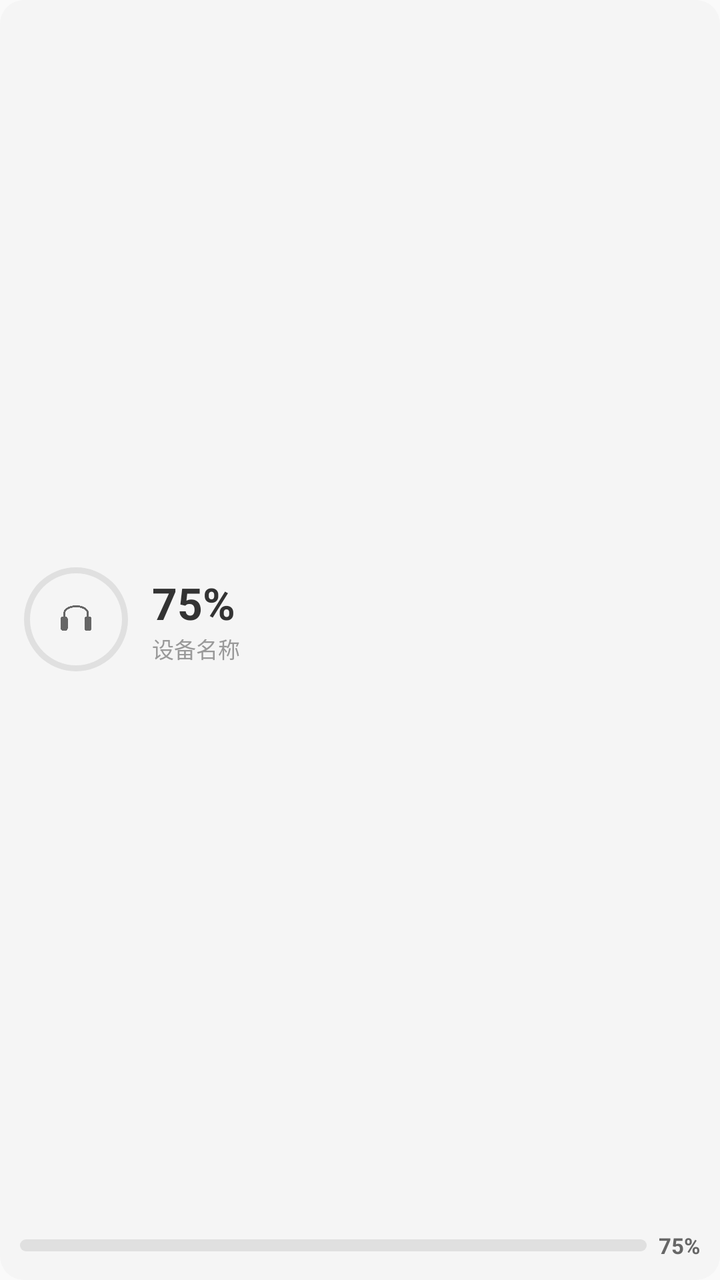
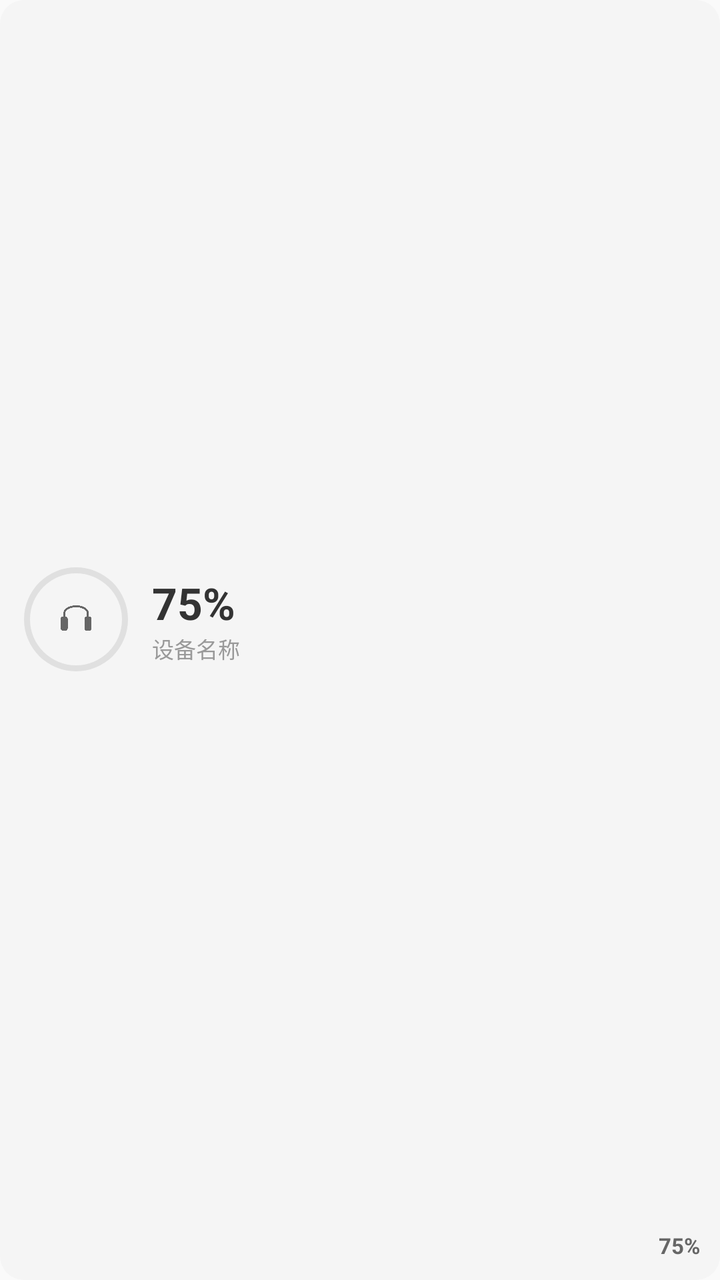

Before-and-after screenshots of an Android layout around one commit, followed by the original layout XML and the change that was made.
<!-- AndroidManifest.xml: application theme Theme.BluetoothBattery -->
<!-- res/layout/widget_2x2_single.xml -->
<?xml version="1.0" encoding="utf-8"?>
<LinearLayout xmlns:android="http://schemas.android.com/apk/res/android"
    android:id="@+id/widget_2x2_single_root"
    android:layout_width="match_parent"
    android:layout_height="match_parent"
    android:orientation="vertical"
    android:padding="10dp"
    android:background="@drawable/widget_card_bg"
    android:gravity="center">

    
    <LinearLayout
        android:layout_width="match_parent"
        android:layout_height="0dp"
        android:layout_weight="1"
        android:orientation="horizontal"
        android:gravity="center_vertical">

        <FrameLayout
            android:layout_width="56dp"
            android:layout_height="56dp"
            android:layout_marginEnd="10dp">

            <ImageView
                android:id="@+id/widget_ring_bg"
                android:layout_width="56dp"
                android:layout_height="56dp"
                android:src="@drawable/widget_ring_battery_unknown" />

            <ImageView
                android:id="@+id/widget_ring_icon"
                android:layout_width="28dp"
                android:layout_height="28dp"
                android:layout_gravity="center"
                android:src="@drawable/ic_device_headphone" />
        </FrameLayout>

        <LinearLayout
            android:layout_width="wrap_content"
            android:layout_height="wrap_content"
            android:orientation="vertical">

            <TextView
                android:id="@+id/widget_ring_battery_pct"
                android:layout_width="wrap_content"
                android:layout_height="wrap_content"
                android:text="75%"
                android:textSize="22sp"
                android:textColor="#333333"
                android:textStyle="bold" />

            <TextView
                android:id="@+id/widget_ring_device_name"
                android:layout_width="wrap_content"
                android:layout_height="wrap_content"
                android:text="设备名称"
                android:textSize="11sp"
                android:textColor="#999999"
                android:ellipsize="end"
                android:maxLines="2" />
        </LinearLayout>
    </LinearLayout>

    
    <LinearLayout
        android:layout_width="match_parent"
        android:layout_height="wrap_content"
        android:orientation="horizontal"
        android:gravity="center_vertical"
        android:layout_marginTop="6dp">

        <ProgressBar
            android:id="@+id/widget_fallback_bar"
            style="@android:style/Widget.ProgressBar.Horizontal"
            android:layout_width="0dp"
            android:layout_height="6dp"
            android:layout_weight="1"
            android:max="100"
            android:progressDrawable="@drawable/widget_battery_progress" />

        <TextView
            android:id="@+id/widget_fallback_pct"
            android:layout_width="wrap_content"
            android:layout_height="wrap_content"
            android:text="75%"
            android:textSize="11sp"
            android:textColor="#666666"
            android:textStyle="bold"
            android:layout_marginStart="6dp" />
    </LinearLayout>

    
    <LinearLayout
        android:id="@+id/widget_sub_batteries"
        android:layout_width="match_parent"
        android:layout_height="wrap_content"
        android:orientation="vertical"
        android:layout_marginTop="4dp"
        android:visibility="gone">

        <LinearLayout
            android:id="@+id/widget_left_ear_row"
            android:layout_width="match_parent"
            android:layout_height="wrap_content"
            android:orientation="horizontal"
            android:gravity="center_vertical"
            android:visibility="gone">

            <TextView
                android:layout_width="20dp"
                android:layout_height="wrap_content"
                android:text="L"
                android:textSize="10sp"
                android:textColor="#888888" />

            <ProgressBar
                android:id="@+id/widget_left_ear_bar"
                style="@android:style/Widget.ProgressBar.Horizontal"
                android:layout_width="0dp"
                android:layout_height="5dp"
                android:layout_weight="1"
                android:max="100"
                android:progressDrawable="@drawable/widget_battery_progress_small" />

            <TextView
                android:id="@+id/widget_left_ear_pct"
                android:layout_width="28dp"
                android:layout_height="wrap_content"
                android:text="80%"
                android:textSize="10sp"
                android:textColor="#666666"
                android:gravity="end" />
        </LinearLayout>

        <LinearLayout
            android:id="@+id/widget_right_ear_row"
            android:layout_width="match_parent"
            android:layout_height="wrap_content"
            android:orientation="horizontal"
            android:gravity="center_vertical"
            android:visibility="gone">

            <TextView
                android:layout_width="20dp"
                android:layout_height="wrap_content"
                android:text="R"
                android:textSize="10sp"
                android:textColor="#888888" />

            <ProgressBar
                android:id="@+id/widget_right_ear_bar"
                style="@android:style/Widget.ProgressBar.Horizontal"
                android:layout_width="0dp"
                android:layout_height="5dp"
                android:layout_weight="1"
                android:max="100"
                android:progressDrawable="@drawable/widget_battery_progress_small" />

            <TextView
                android:id="@+id/widget_right_ear_pct"
                android:layout_width="28dp"
                android:layout_height="wrap_content"
                android:text="80%"
                android:textSize="10sp"
                android:textColor="#666666"
                android:gravity="end" />
        </LinearLayout>

        <LinearLayout
            android:id="@+id/widget_case_row"
            android:layout_width="match_parent"
            android:layout_height="wrap_content"
            android:orientation="horizontal"
            android:gravity="center_vertical"
            android:visibility="gone">

            <TextView
                android:layout_width="20dp"
                android:layout_height="wrap_content"
                android:text="盒"
                android:textSize="10sp"
                android:textColor="#888888" />

            <ProgressBar
                android:id="@+id/widget_case_bar"
                style="@android:style/Widget.ProgressBar.Horizontal"
                android:layout_width="0dp"
                android:layout_height="5dp"
                android:layout_weight="1"
                android:max="100"
                android:progressDrawable="@drawable/widget_battery_progress_small" />

            <TextView
                android:id="@+id/widget_case_pct"
                android:layout_width="28dp"
                android:layout_height="wrap_content"
                android:text="90%"
                android:textSize="10sp"
                android:textColor="#666666"
                android:gravity="end" />
        </LinearLayout>
    </LinearLayout>
</LinearLayout>
<!-- resources referenced by this layout -->
<resources>
  <!-- drawable ic_device_headphone: png bitmap (drawable, 4293 bytes) -->
  <!-- drawable widget_battery_progress (drawable) -->
  <?xml version="1.0" encoding="utf-8"?>
  <layer-list xmlns:android="http://schemas.android.com/apk/res/android">
      <item android:id="@android:id/background">
          <shape>
              <corners android:radius="4dp" />
              <solid android:color="#E0E0E0" />
          </shape>
      </item>
      <item android:id="@android:id/progress">
          <clip>
              <shape>
                  <corners android:radius="4dp" />
                  <solid android:color="#4CAF50" />
              </shape>
          </clip>
      </item>
  </layer-list>
  <!-- drawable widget_battery_progress_small (drawable) -->
  <?xml version="1.0" encoding="utf-8"?>
  <layer-list xmlns:android="http://schemas.android.com/apk/res/android">
      <item android:id="@android:id/background">
          <shape>
              <corners android:radius="2dp" />
              <solid android:color="#E8E8E8" />
          </shape>
      </item>
      <item android:id="@android:id/progress">
          <clip>
              <shape>
                  <corners android:radius="2dp" />
                  <solid android:color="#66BB6A" />
              </shape>
          </clip>
      </item>
  </layer-list>
  <!-- drawable widget_card_bg (drawable) -->
  <?xml version="1.0" encoding="utf-8"?>
  <shape xmlns:android="http://schemas.android.com/apk/res/android"
      android:shape="rectangle">
      <solid android:color="#F5F5F5" />
      <corners android:radius="12dp" />
  </shape>
  <!-- drawable widget_ring_battery_unknown (drawable) -->
  <?xml version="1.0" encoding="utf-8"?>
  <layer-list xmlns:android="http://schemas.android.com/apk/res/android">
      <item>
          <shape android:shape="ring"
              android:thickness="3dp"
              android:innerRadius="23dp"
              android:useLevel="false">
              <solid android:color="#E0E0E0" />
          </shape>
      </item>
      <item>
          <shape android:shape="ring"
              android:thickness="3dp"
              android:innerRadius="23dp"
              android:useLevel="true">
              <solid android:color="#9E9E9E" />
          </shape>
      </item>
  </layer-list>
  <style name="Theme.BluetoothBattery" parent="android:Theme.Material.Light.NoActionBar" />
</resources>

<!-- the commit's change to res/layout/widget_2x2_single.xml (unified diff, before → after) -->
@@ -69,14 +69,12 @@
         android:gravity="center_vertical"
         android:layout_marginTop="6dp">
 
-        <ProgressBar
+        <ImageView
             android:id="@+id/widget_fallback_bar"
-            style="@android:style/Widget.ProgressBar.Horizontal"
             android:layout_width="0dp"
             android:layout_height="6dp"
             android:layout_weight="1"
-            android:max="100"
-            android:progressDrawable="@drawable/widget_battery_progress" />
+            android:scaleType="fitXY" />
 
         <TextView
             android:id="@+id/widget_fallback_pct"
@@ -113,14 +111,12 @@
                 android:textSize="10sp"
                 android:textColor="#888888" />
 
-            <ProgressBar
+            <ImageView
                 android:id="@+id/widget_left_ear_bar"
-                style="@android:style/Widget.ProgressBar.Horizontal"
                 android:layout_width="0dp"
                 android:layout_height="5dp"
                 android:layout_weight="1"
-                android:max="100"
-                android:progressDrawable="@drawable/widget_battery_progress_small" />
+                android:scaleType="fitXY" />
 
             <TextView
                 android:id="@+id/widget_left_ear_pct"
@@ -147,14 +143,12 @@
                 android:textSize="10sp"
                 android:textColor="#888888" />
 
-            <ProgressBar
+            <ImageView
                 android:id="@+id/widget_right_ear_bar"
-                style="@android:style/Widget.ProgressBar.Horizontal"
                 android:layout_width="0dp"
                 android:layout_height="5dp"
                 android:layout_weight="1"
-                android:max="100"
-                android:progressDrawable="@drawable/widget_battery_progress_small" />
+                android:scaleType="fitXY" />
 
             <TextView
                 android:id="@+id/widget_right_ear_pct"
@@ -181,14 +175,12 @@
                 android:textSize="10sp"
                 android:textColor="#888888" />
 
-            <ProgressBar
+            <ImageView
                 android:id="@+id/widget_case_bar"
-                style="@android:style/Widget.ProgressBar.Horizontal"
                 android:layout_width="0dp"
                 android:layout_height="5dp"
                 android:layout_weight="1"
-                android:max="100"
-                android:progressDrawable="@drawable/widget_battery_progress_small" />
+                android:scaleType="fitXY" />
 
             <TextView
                 android:id="@+id/widget_case_pct"
<!-- resource entries referenced after the edit -->
@@ -1,42 +1,6 @@
 <!-- resources referenced by this layout -->
 <resources>
   <!-- drawable ic_device_headphone: png bitmap (drawable, 4293 bytes) -->
-  <!-- drawable widget_battery_progress (drawable) -->
-  <?xml version="1.0" encoding="utf-8"?>
-  <layer-list xmlns:android="http://schemas.android.com/apk/res/android">
-      <item android:id="@android:id/background">
-          <shape>
-              <corners android:radius="4dp" />
-              <solid android:color="#E0E0E0" />
-          </shape>
-      </item>
-      <item android:id="@android:id/progress">
-          <clip>
-              <shape>
-                  <corners android:radius="4dp" />
-                  <solid android:color="#4CAF50" />
-              </shape>
-          </clip>
-      </item>
-  </layer-list>
-  <!-- drawable widget_battery_progress_small (drawable) -->
-  <?xml version="1.0" encoding="utf-8"?>
-  <layer-list xmlns:android="http://schemas.android.com/apk/res/android">
-      <item android:id="@android:id/background">
-          <shape>
-              <corners android:radius="2dp" />
-              <solid android:color="#E8E8E8" />
-          </shape>
-      </item>
-      <item android:id="@android:id/progress">
-          <clip>
-              <shape>
-                  <corners android:radius="2dp" />
-                  <solid android:color="#66BB6A" />
-              </shape>
-          </clip>
-      </item>
-  </layer-list>
   <!-- drawable widget_card_bg (drawable) -->
   <?xml version="1.0" encoding="utf-8"?>
   <shape xmlns:android="http://schemas.android.com/apk/res/android"
